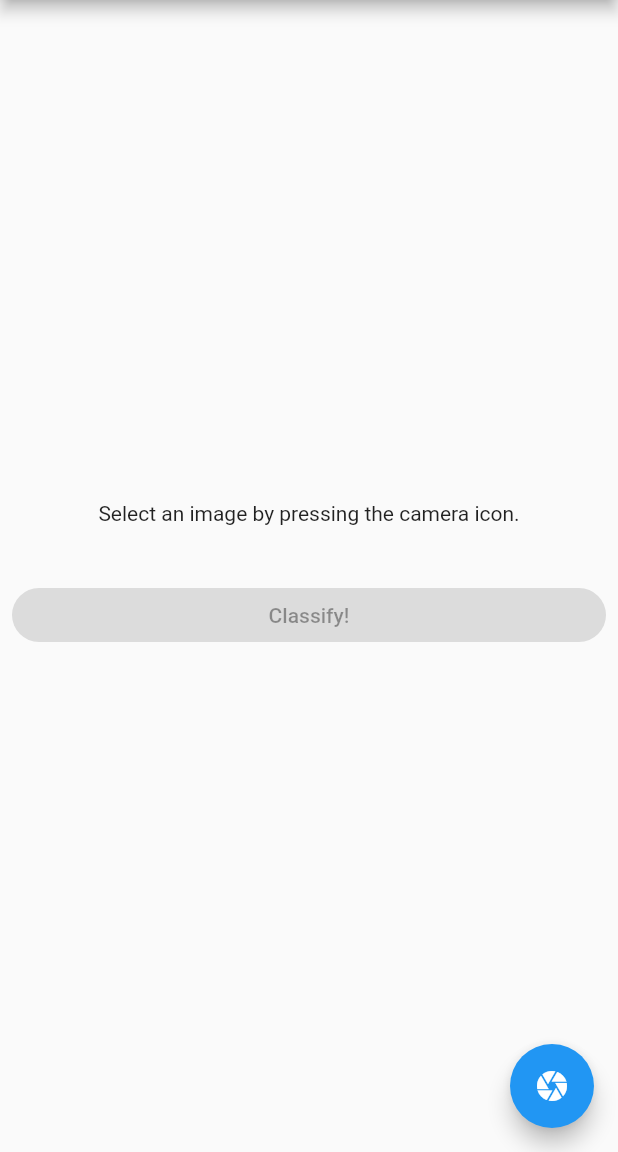
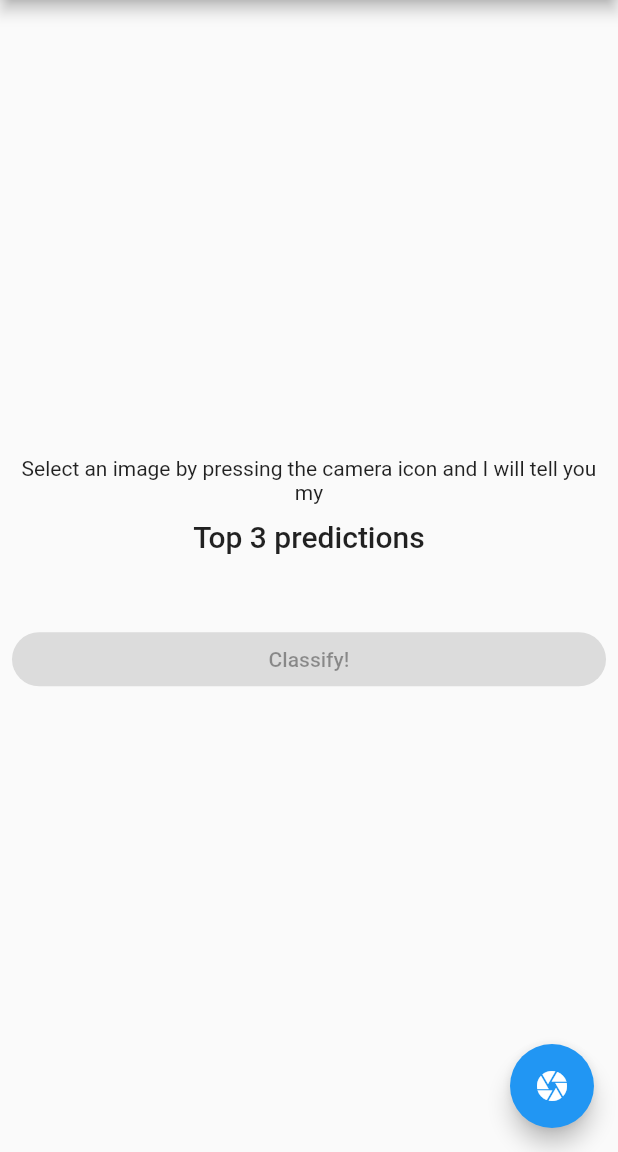
Before and after one commit to dnth/flutter_pet_classifier, a Flutter app: the screen it shows after launch, on a phone screen of 412 x 824 dp, the part 84-1236 px from its top. Run offline on Flutter 3.47's test engine with Material 2 defaults, Android fonts, the phone set to English and light mode, and no system bars; our stand-ins replace image_cropper, image_picker.

Commit message:
show percentage

```diff
--- a/lib/main.dart
+++ b/lib/main.dart
@@ -44,9 +44,9 @@ class _MyHomePageState extends State<MyHomePage> {
 
   String parseResults(Map results) {
     return """
-    ${results['confidences'][0]['label']} - ${results['confidences'][0]['confidence'].toStringAsFixed(2)} \n
-    ${results['confidences'][1]['label']} - ${results['confidences'][1]['confidence'].toStringAsFixed(2)} \n
-    ${results['confidences'][2]['label']} - ${results['confidences'][2]['confidence'].toStringAsFixed(2)} """;
+    ${results['confidences'][0]['label']} - ${(results['confidences'][0]['confidence'] * 100.0).toStringAsFixed(2)}% \n
+    ${results['confidences'][1]['label']} - ${(results['confidences'][1]['confidence'] * 100.0).toStringAsFixed(2)}% \n
+    ${results['confidences'][2]['label']} - ${(results['confidences'][2]['confidence'] * 100.0).toStringAsFixed(2)}% """;
   }
 
   Future<File> cropImage(XFile pickedFile) async {
@@ -88,14 +88,26 @@ class _MyHomePageState extends State<MyHomePage> {
             mainAxisAlignment: MainAxisAlignment.center,
             children: <Widget>[
               imageURI == null
-                  ? const Text('Select an image by pressing the camera icon.')
+                  ? const Text(
+                      'Select an image by pressing the camera icon and I will tell you my',
+                      textAlign: TextAlign.center,
+                    )
                   : Image.file(imageURI!, height: 300, fit: BoxFit.cover),
               const SizedBox(
                 height: 10,
               ),
-              Text(
-                _resultString ?? "",
-                style: Theme.of(context).textTheme.bodyText2,
+              Text("Top 3 predictions",
+                  style: Theme.of(context).textTheme.headline6),
+              const SizedBox(height: 20),
+              Row(
+                children: [
+                  Expanded(
+                    child: Text(
+                      _resultString ?? "",
+                      style: Theme.of(context).textTheme.bodyText1,
+                    ),
+                  ),
+                ],
               ),
               const SizedBox(
                 height: 10,
```
